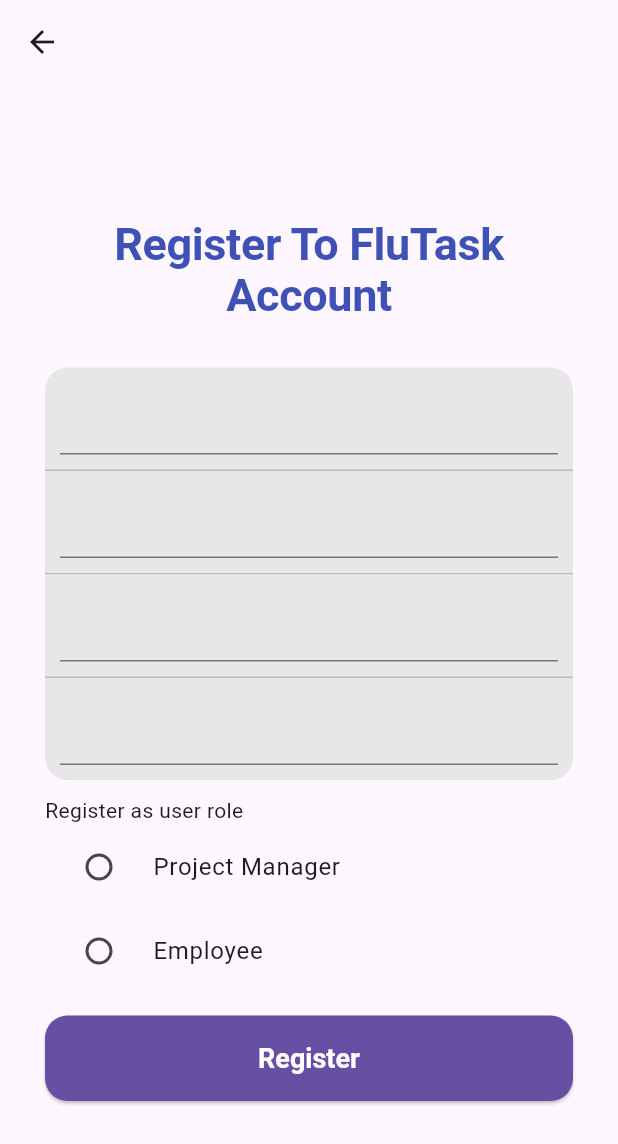
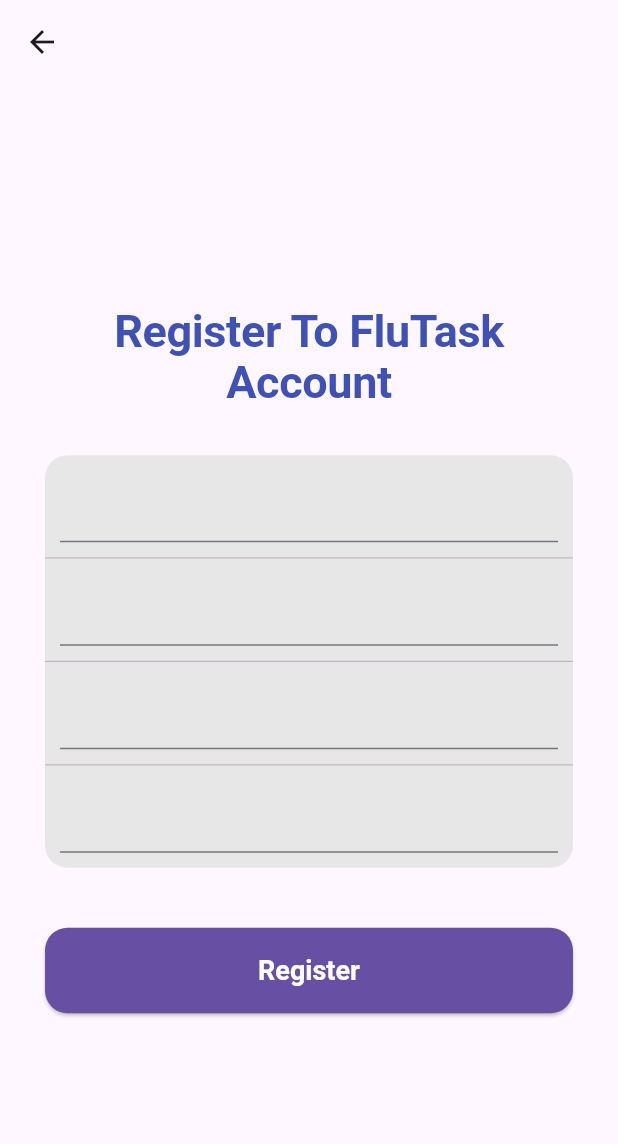
Before and after one commit to ShahriarEmon3215/FluTask, a Flutter app: the Register screen opened by its route, on a phone screen of 412 x 824 dp. Shown: the top 1144 px of the screen. Run offline on Flutter 3.47's test engine with Material 2 defaults, Android fonts, the light colour scheme and no system bars; our stand-ins replace shared_preferences; accounts and stored records are empty.

Commit message:
register user with api

```diff
--- a/lib/views/register.dart
+++ b/lib/views/register.dart
@@ -86,10 +86,7 @@
             _passwordField(),
             divider(),
             _confirmPasswordField(),
-            SizedBox(height: 10),
-            Text("Register as user role"),
-            _roleSelection(),
-            SizedBox(height: 15.0),
+            SizedBox(height: 40),
             StyledFlatButton(
               'Register',
               onPressed: submit,
```
Also changed, not shown: lib/controllers/auth_controller.dart (+13 -20 lines).
